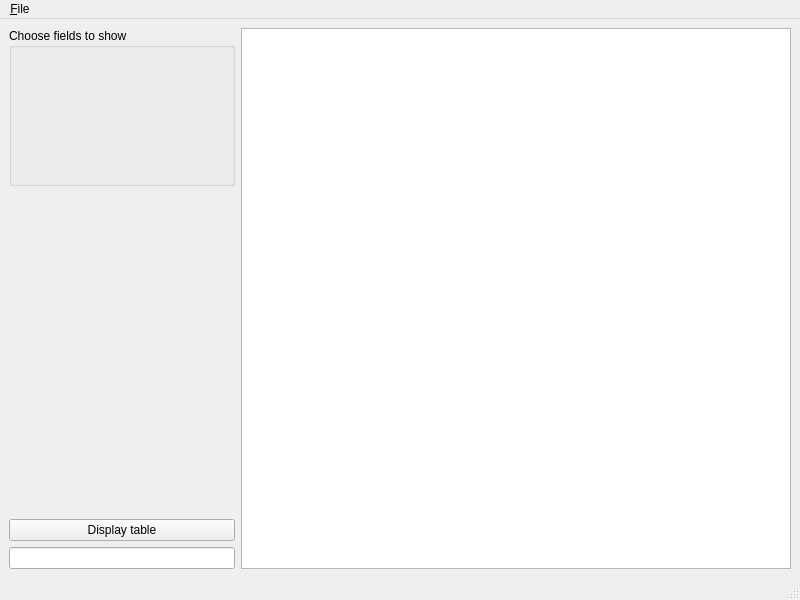
Above: mainwindow.ui from deeesgn/C-Project234 before the change. Below: the same form after it.
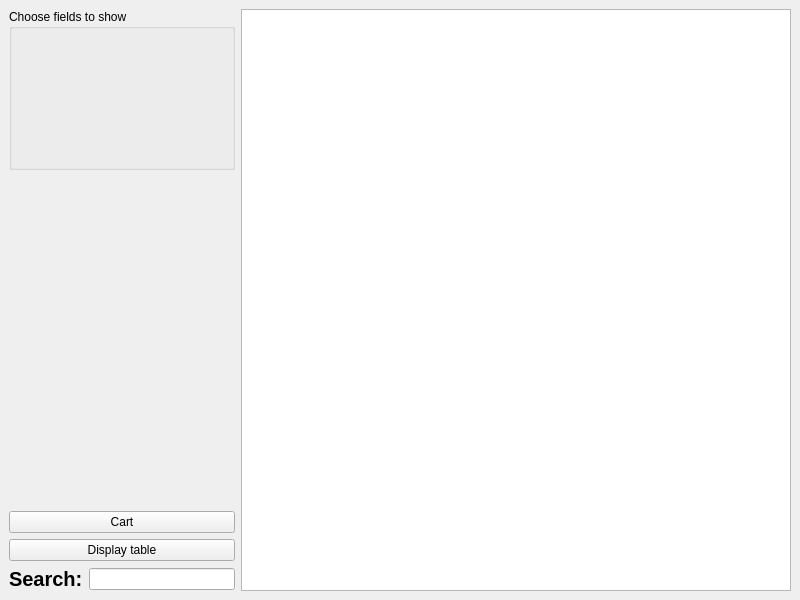
That is the form after the change.

Patch:
```diff
--- a/mainwindow.ui
+++ b/mainwindow.ui
@@ -15,24 +15,7 @@
   </property>
   <widget class="QWidget" name="centralwidget">
    <layout class="QGridLayout" name="gridLayout">
-    <item row="4" column="1">
-     <widget class="QLineEdit" name="lineEditSearch"/>
-    </item>
-    <item row="0" column="1">
-     <widget class="QGroupBox" name="groupBoxFilters">
-      <property name="title">
-       <string>Choose fields to show</string>
-      </property>
-     </widget>
-    </item>
-    <item row="3" column="1">
-     <widget class="QPushButton" name="pushButtonDisplayTable">
-      <property name="text">
-       <string>Display table</string>
-      </property>
-     </widget>
-    </item>
-    <item row="0" column="2" rowspan="5">
+    <item row="0" column="2" rowspan="6">
      <widget class="QTableView" name="tableView">
       <property name="sizePolicy">
        <sizepolicy hsizetype="Fixed" vsizetype="Expanding">
@@ -48,26 +31,45 @@
       </property>
      </widget>
     </item>
+    <item row="5" column="1">
+     <widget class="QLineEdit" name="lineEditSearch"/>
+    </item>
+    <item row="5" column="0">
+     <widget class="QLabel" name="label">
+      <property name="font">
+       <font>
+        <pointsize>15</pointsize>
+        <bold>true</bold>
+       </font>
+      </property>
+      <property name="text">
+       <string>Search:</string>
+      </property>
+     </widget>
+    </item>
+    <item row="4" column="0" colspan="2">
+     <widget class="QPushButton" name="pushButtonDisplayTable">
+      <property name="text">
+       <string>Display table</string>
+      </property>
+     </widget>
+    </item>
+    <item row="3" column="0" colspan="2">
+     <widget class="QPushButton" name="pushButtonCart">
+      <property name="text">
+       <string>Cart</string>
+      </property>
+     </widget>
+    </item>
+    <item row="0" column="0" colspan="2">
+     <widget class="QGroupBox" name="groupBoxFilters">
+      <property name="title">
+       <string>Choose fields to show</string>
+      </property>
+     </widget>
+    </item>
    </layout>
   </widget>
-  <widget class="QMenuBar" name="menubar">
-   <property name="geometry">
-    <rect>
-     <x>0</x>
-     <y>0</y>
-     <width>800</width>
-     <height>36</height>
-    </rect>
-   </property>
-   <widget class="QMenu" name="menuFile">
-    <property name="title">
-     <string>&amp;File</string>
-    </property>
-    <addaction name="actionOpen"/>
-   </widget>
-   <addaction name="menuFile"/>
-  </widget>
-  <widget class="QStatusBar" name="statusbar"/>
   <action name="actionOpen">
    <property name="text">
     <string>&amp;Open</string>
```
